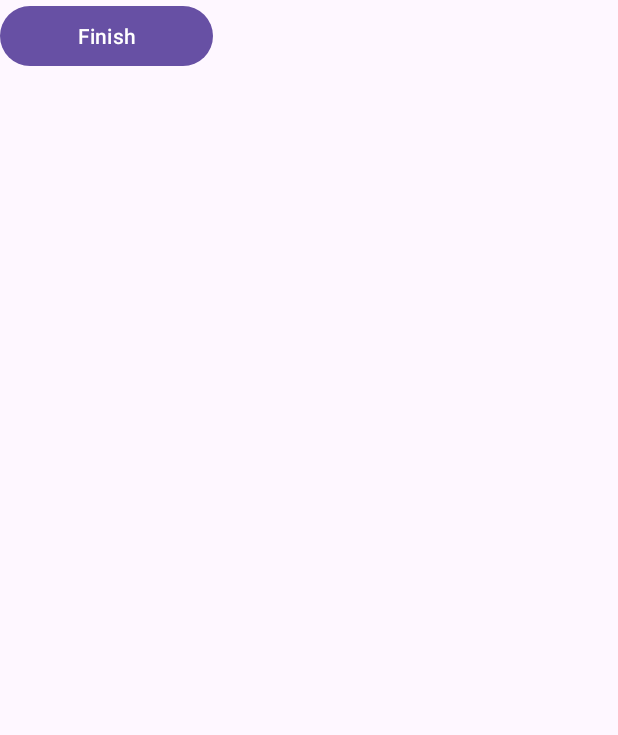
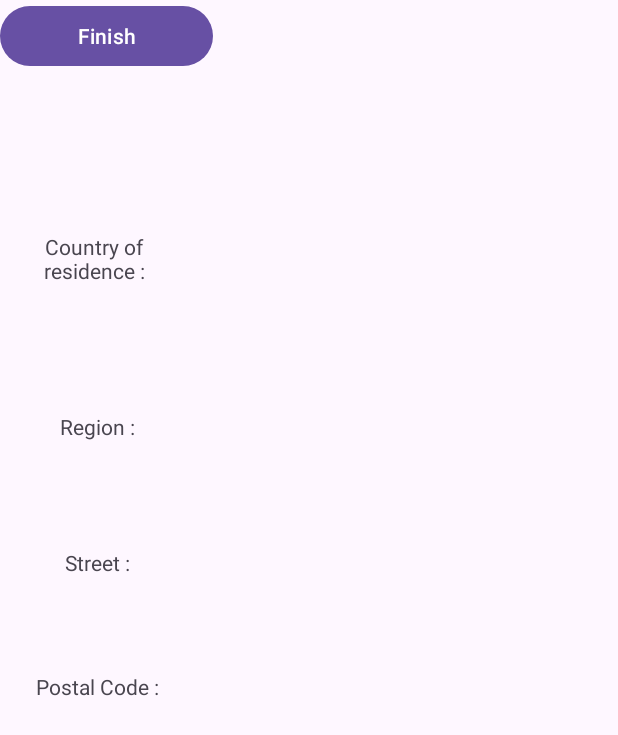
Before and after one commit to jbouveret18/BabyCareApp, an Android app: the layout adress.xml on its own in the app's theme, with its tools: preview values and no code run, on a phone screen of 412 x 824 dp. Shown: the top 735 px of the screen. Run offline under Robolectric (Android 15) with nearby library versions, the phone set to English and light mode, and no system bars.

Commit message:
Fixed Errors and warnings

```diff
--- a/app/src/main/res/layout/adress.xml
+++ b/app/src/main/res/layout/adress.xml
@@ -26,11 +26,15 @@
         android:id="@+id/CountryText"
         android:layout_width="98dp"
         android:layout_height="41dp"
+        android:layout_marginStart="14dp"
+        android:layout_marginTop="106dp"
+        android:layout_marginBottom="25dp"
         android:gravity="center"
         android:text="@string/country_of_residence"
-        tools:ignore="MissingConstraints,TextSizeCheck"
-        tools:layout_editor_absoluteX="14dp"
-        tools:layout_editor_absoluteY="107dp" />
+        app:layout_constraintBottom_toTopOf="@+id/RegionText"
+        app:layout_constraintStart_toStartOf="parent"
+        app:layout_constraintTop_toTopOf="parent"
+        tools:ignore="MissingConstraints,TextSizeCheck" />
 
     <AutoCompleteTextView
         android:id="@+id/countries_list"
@@ -59,11 +63,14 @@
         android:id="@+id/RegionText"
         android:layout_width="98dp"
         android:layout_height="41dp"
+        android:layout_marginStart="16dp"
+        android:layout_marginBottom="49dp"
         android:gravity="center"
         android:text="@string/region"
-        tools:ignore="MissingConstraints"
-        tools:layout_editor_absoluteX="16dp"
-        tools:layout_editor_absoluteY="173dp" />
+        app:layout_constraintBottom_toTopOf="@+id/StreetText"
+        app:layout_constraintStart_toStartOf="parent"
+        tools:ignore="MissingConstraints" />
+
 
     <AutoCompleteTextView
         android:id="@+id/region_list"
@@ -72,29 +79,31 @@
         android:layout_centerHorizontal="true"
         android:layout_marginStart="26dp"
         android:layout_marginEnd="61dp"
-        android:layout_marginBottom="42dp"
+        android:layout_marginBottom="40dp"
         android:dropDownHeight="100dp"
         android:ems="10"
         android:hint="@string/region_list"
         android:minHeight="48dp"
         app:layout_constraintBottom_toTopOf="@+id/Street"
         app:layout_constraintEnd_toEndOf="parent"
+        app:layout_constraintHorizontal_bias="1.0"
         app:layout_constraintStart_toEndOf="@+id/RegionText"
         tools:ignore="MissingConstraints">
 
         <requestFocus />
     </AutoCompleteTextView>
 
-
     <TextView
         android:id="@+id/StreetText"
         android:layout_width="98dp"
         android:layout_height="41dp"
+        android:layout_marginStart="16dp"
+        android:layout_marginBottom="41dp"
         android:gravity="center"
         android:text="@string/street"
-        tools:ignore="MissingConstraints"
-        tools:layout_editor_absoluteX="16dp"
-        tools:layout_editor_absoluteY="263dp" />
+        app:layout_constraintBottom_toTopOf="@+id/PostalCodeText"
+        app:layout_constraintStart_toStartOf="parent"
+        tools:ignore="MissingConstraints" />
 
     <EditText
         android:id="@+id/Street"
@@ -116,11 +125,13 @@
         android:id="@+id/PostalCodeText"
         android:layout_width="98dp"
         android:layout_height="41dp"
+        android:layout_marginStart="16dp"
+        android:layout_marginBottom="345dp"
         android:gravity="center"
         android:text="@string/postal_code"
-        tools:ignore="MissingConstraints,TextSizeCheck"
-        tools:layout_editor_absoluteX="16dp"
-        tools:layout_editor_absoluteY="345dp" />
+        app:layout_constraintBottom_toBottomOf="parent"
+        app:layout_constraintStart_toStartOf="parent"
+        tools:ignore="MissingConstraints,TextSizeCheck" />
 
     <EditText
         android:id="@+id/PostalCode"
```
